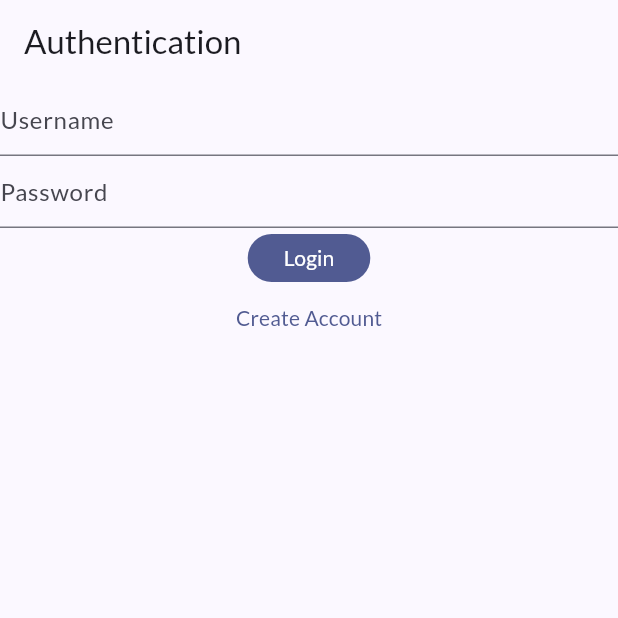
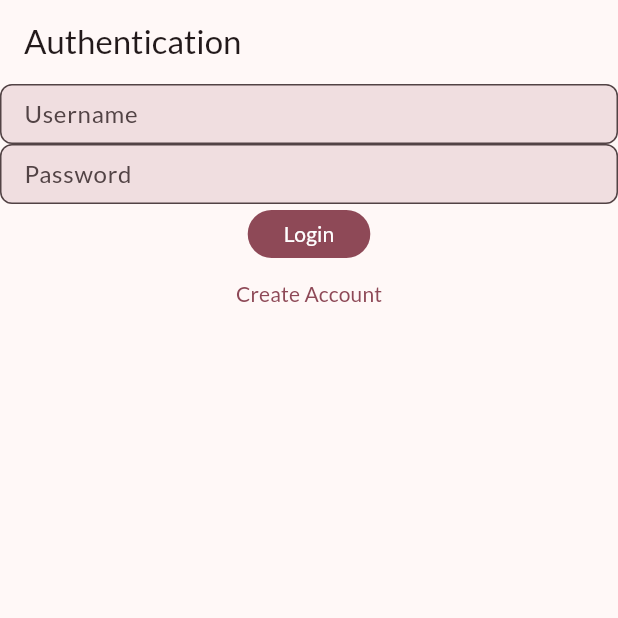
Before and after one commit to Delthoid/konek-frontend, a Flutter app: the screen it shows after launch, on a phone screen of 412 x 824 dp, the top half of it. Run offline on Flutter 3.47's test engine with Material 3 defaults, Android fonts, the phone set to English and light mode, and no system bars; our stand-ins replace bloc_concurrency, dio, equatable, flutter_bloc, flutter_secure_storage, flutter_spinkit and 5 more; missing offline and left inert: huge_icons_flutter.

Commit message:
#20 Add sizing configuration, improve UI components, and implement server creation features

```diff
--- /dev/null
+++ b/lib/config/sizing_config.dart
@@ -0,0 +1,38 @@
+class SizingConfig {
+  // Border Radius
+  static const double borderRadiusSmall = 4.0;
+  static const double borderRadiusMedium = 8.0;
+  static const double borderRadiusLarge = 12.0;
+  static const double borderRadiusXLarge = 16.0;
+
+  // Padding
+  static const double paddingXSmall = 4.0;
+  static const double paddingSmall = 8.0;
+  static const double paddingMedium = 16.0;
+  static const double paddingLarge = 24.0;
+  static const double paddingXLarge = 32.0;
+
+  // Margins
+  static const double marginXSmall = 4.0;
+  static const double marginSmall = 8.0;
+  static const double marginMedium = 16.0;
+  static const double marginLarge = 24.0;
+  static const double marginXLarge = 32.0;
+
+  // Spacing
+  static const double spacingXSmall = 4.0;
+  static const double spacingSmall = 8.0;
+  static const double spacingMedium = 16.0;
+  static const double spacingLarge = 24.0;
+  static const double spacingXLarge = 32.0;
+
+  // Icon Sizes
+  static const double iconSizeSmall = 16.0;
+  static const double iconSizeMedium = 24.0;
+  static const double iconSizeLarge = 32.0;
+
+  // Button Heights
+  static const double buttonHeightSmall = 36.0;
+  static const double buttonHeightMedium = 44.0;
+  static const double buttonHeightLarge = 56.0;
+}
--- a/lib/core/theme/app_theme.dart
+++ b/lib/core/theme/app_theme.dart
@@ -1,5 +1,6 @@
 import 'package:flutter/material.dart';
 import 'package:google_fonts/google_fonts.dart';
+import 'package:konek_frontend/config/sizing_config.dart';
 
 class AppTheme {
   static ThemeData get lightTheme {
@@ -8,6 +9,7 @@ class AppTheme {
       brightness: Brightness.light,
       visualDensity: VisualDensity.compact,
       fontFamily: GoogleFonts.lato().fontFamily,
+      splashFactory: InkSparkle.splashFactory,
       pageTransitionsTheme: PageTransitionsTheme(
         builders: {
           TargetPlatform.iOS: CupertinoPageTransitionsBuilder(),
@@ -17,7 +19,21 @@ class AppTheme {
           TargetPlatform.windows: ZoomPageTransitionsBuilder(),
         },
       ),
-      colorScheme: ColorScheme.fromSeed(seedColor: Colors.indigo, brightness: Brightness.light),
+      colorScheme: ColorScheme.fromSeed(seedColor: Colors.pink, brightness: Brightness.light),
+      inputDecorationTheme: InputDecorationTheme(
+        filled: true,
+        isDense: true,
+        // fillColor: Colors.grey[100],
+        visualDensity: VisualDensity.compact,
+        border: OutlineInputBorder(
+          borderRadius: BorderRadius.circular(SizingConfig.borderRadiusMedium)
+        ),
+      ),
+      iconButtonTheme: IconButtonThemeData(
+        style: ButtonStyle(
+          visualDensity: VisualDensity.compact,
+        )
+      )
     );
   }
 
--- /dev/null
+++ b/lib/core/utils/utils.dart
@@ -0,0 +1 @@
+export 'widget_extensions.dart';
--- /dev/null
+++ b/lib/core/widgets/widgets.dart
@@ -0,0 +1,3 @@
+export 'dialog/custom_alert_dialog.dart';
+export 'inputs/labeled_text_form_field.dart';
+export 'inputs/labeled_text_area_field.dart';
--- a/lib/features/auth/presentation/widgets/auth_login_form.dart
+++ b/lib/features/auth/presentation/widgets/auth_login_form.dart
@@ -3,6 +3,7 @@ import 'package:flutter_bloc/flutter_bloc.dart';
 import 'package:go_router/go_router.dart';
 import 'package:konek_frontend/config/route_names.dart';
 import 'package:konek_frontend/features/auth/presentation/bloc/auth_bloc.dart';
+import 'package:konek_frontend/features/servers/presentation/bloc/servers_bloc.dart';
 
 class AuthLoginForm extends StatefulWidget {
   const AuthLoginForm({super.key});
@@ -23,6 +24,7 @@ class _AuthLoginFormState extends State<AuthLoginForm> {
       listener: (context, state) {
         if (state is AuthLoginSuccess) {
           context.pushReplacementNamed(RouteNames.home);
+          BlocProvider.of<ServersBloc>(context).add(ServersStarted());
         }
       },
       builder: (context, state) {
--- a/lib/features/servers/domain/models/server_create_request.dart
+++ b/lib/features/servers/domain/models/server_create_request.dart
@@ -6,8 +6,8 @@ class ServerCreateRequest extends ServerEntity {
 
   Map<String, dynamic> toJson() {
     return {
-      'name': name,
-      'description': description,
+      'name': name.trim(),
+      'description': description.trim().isEmpty ? null : description,
       'iconUrl': iconUrl,
     };
   }
--- a/lib/features/servers/domain/models/server_update_request.dart
+++ b/lib/features/servers/domain/models/server_update_request.dart
@@ -6,8 +6,8 @@ class ServerUpdateRequest extends ServerEntity {
 
   Map<String, dynamic> toJson() {
     return {
-      'name': name,
-      'description': description,
+      'name': name.trim(),
+      'description': description.trim().isEmpty ? null : description,
       'iconUrl': iconUrl,
     };
   }
--- a/lib/features/servers/presentation/bloc/servers_bloc.dart
+++ b/lib/features/servers/presentation/bloc/servers_bloc.dart
@@ -46,7 +46,7 @@ class ServersBloc extends Bloc<ServersEvent, ServersState> {
         emit(ServersLoadSuccess(newServers));
       } catch (e) {
         if (e is ApiException) {
-          emit(ServersLoadFailure('There was problem on creating server. ${e.message}', servers: state.serversList));
+          emit(ServersLoadFailure(e.message, servers: state.serversList));
           return;
         }
 
--- a/lib/main.dart
+++ b/lib/main.dart
@@ -31,7 +31,7 @@
         debugShowCheckedModeBanner: false,
         theme: AppTheme.lightTheme,
         darkTheme: AppTheme.darkTheme,
-        themeMode: ThemeMode.system,
+        themeMode: ThemeMode.light,
         routerConfig: AppRouterConfig().testRouter,
       ),
     );
--- a/lib/main_app/pages/main_shell.dart
+++ b/lib/main_app/pages/main_shell.dart
@@ -50,13 +50,12 @@ class _MainShellState extends State<MainShell> {
               child: Container(
                 clipBehavior: Clip.antiAliasWithSaveLayer,
                 margin: const EdgeInsets.symmetric(vertical: 8),
-                padding: const EdgeInsets.all(8.0),
                 decoration: BoxDecoration(
                   color: theme.colorScheme.surfaceContainerLowest,
-                  borderRadius: BorderRadius.circular(24.0),
+                  borderRadius: BorderRadius.circular(12.0),
                   boxShadow: [
                     BoxShadow(
-                      color: theme.colorScheme.shadow.withOpacity(0.1),
+                      color: theme.colorScheme.shadow.withValues(alpha: 0.1),
                       blurRadius: 10,
                       offset: const Offset(0, 4),
                     ),
--- a/pubspec.yaml
+++ b/pubspec.yaml
@@ -58,6 +58,8 @@ dependencies:
   flutter_secure_storage_macos: ^4.0.0
   google_fonts: ^6.3.2
   bloc_concurrency: ^0.3.0
+  flutter_spinkit: ^5.2.2
+  huge_icons_flutter: ^0.0.2
 
 dev_dependencies:
 
```
Also changed, not shown: lib/config/router_config.dart (+7 -1 lines), lib/core/utils/widget_extensions.dart (added, +15 -0 lines), lib/core/widgets/dialog/custom_alert_dialog.dart (added, +59 -0 lines), lib/core/widgets/inputs/custom_field_button.dart (added, +18 -0 lines), lib/core/widgets/inputs/labeled_text_area_field.dart (added, +54 -0 lines), lib/core/widgets/inputs/labeled_text_form_field.dart (added, +43 -0 lines), lib/features/servers/presentation/pages/server_shell.dart (+51 -32 lines), lib/features/servers/presentation/widgets/server_create_form.dart (added, +75 -0 lines), lib/features/servers/presentation/widgets/server_sidebar.dart (+20 -9 lines), pubspec.lock.
